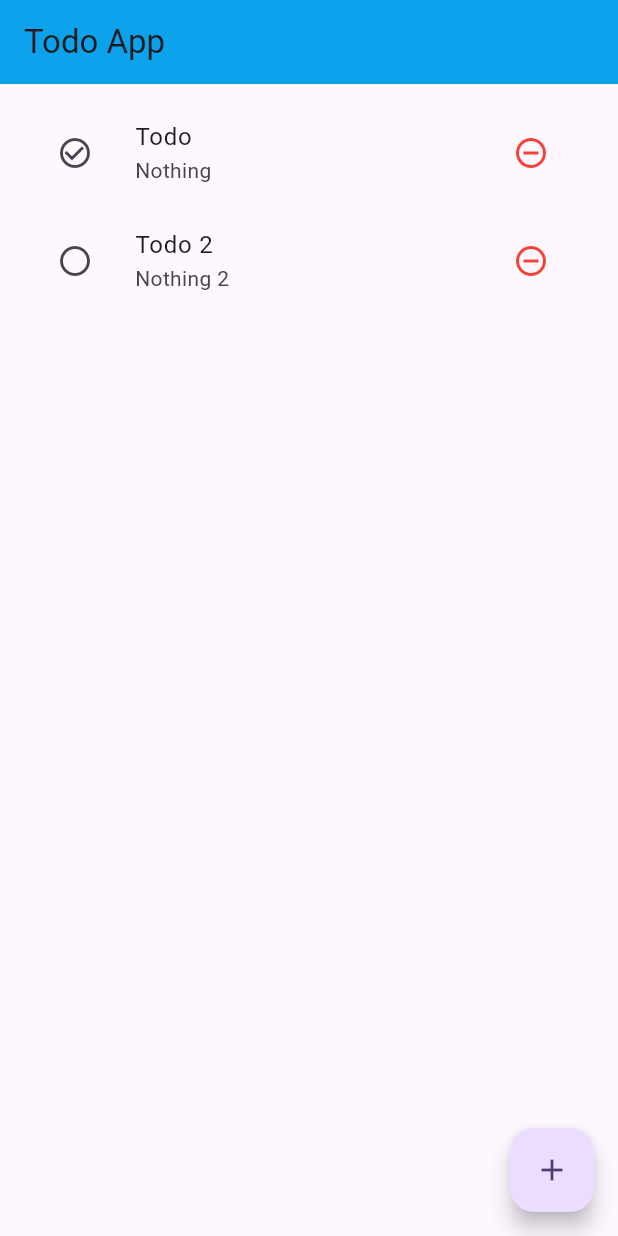
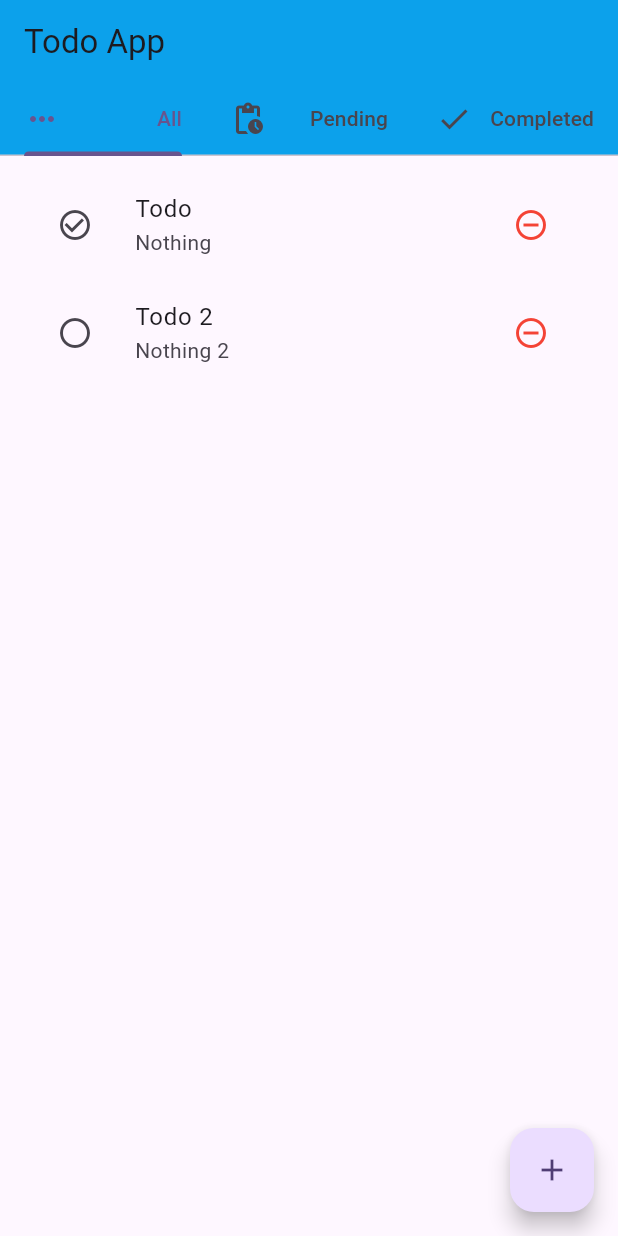
Before and after one commit to Amir-Hossin-pr/Todo_BloC, a Flutter app: the screen it shows after launch, after a tap on the "circle" icon, on a phone screen of 412 x 824 dp. Run offline on Flutter 3.47's test engine with Material 2 defaults, Android fonts, the phone set to English and light mode, and no system bars; our stand-ins replace bloc, equatable, flutter_bloc.

Commit message:
Update index.dart

```diff
--- a/todo/lib/pages/home/index.dart
+++ b/todo/lib/pages/home/index.dart
@@ -1,4 +1,7 @@
 import 'package:flutter/material.dart';
+import 'package:flutter_bloc/flutter_bloc.dart';
+import 'package:todo/bloc/todo_filter/todo_filter_bloc.dart';
+import 'package:todo/models/todo_filter.dart';
 import 'package:todo/pages/list/todos_list.dart';
 import 'package:todo/pages/upsert/upsert_todo.dart';
 
@@ -7,17 +10,56 @@ class HomeScreen extends StatelessWidget {
 
   @override
   Widget build(BuildContext context) {
-    return Scaffold(
+    return DefaultTabController(
+      length: 3,
+      child: Scaffold(
         appBar: AppBar(
           title: const Text('Todo App'),
           elevation: 4,
           backgroundColor: Colors.lightBlue,
+          bottom:
+              TabBar(onTap: (index) => _changeTab(context, index), tabs: const [
+            Tab(
+              child: Row(
+                mainAxisAlignment: MainAxisAlignment.spaceBetween,
+                children: [
+                  Icon(Icons.more_horiz),
+                  Text('All'),
+                ],
+              ),
+            ),
+            Tab(
+              child: Row(
+                mainAxisAlignment: MainAxisAlignment.spaceBetween,
+                children: [
+                  Icon(Icons.pending_actions),
+                  Text('Pending'),
+                ],
+              ),
+            ),
+            Tab(
+              child: Row(
+                mainAxisAlignment: MainAxisAlignment.spaceBetween,
+                children: [
+                  Icon(Icons.check),
+                  Text('Completed'),
+                ],
+              ),
+            )
+          ]),
         ),
         floatingActionButton: FloatingActionButton(
           onPressed: () => _addTodo(context),
           child: const Icon(Icons.add),
         ),
-      body: TodosListView(),
+        body: const TabBarView(
+          children: [
+            TodosListView(),
+            TodosListView(),
+            TodosListView(),
+          ],
+        ),
+      ),
     );
   }
 
@@ -28,4 +70,25 @@ class HomeScreen extends StatelessWidget {
           builder: (context) => UpsertTodoScreen(),
         ));
   }
+
+  void _changeTab(BuildContext context, int index) {
+    switch (index) {
+      case 0:
+        BlocProvider.of<TodoFilterBloc>(context).add(UpdateTodos(
+          todoFilter: TodoFilter.all,
+        ));
+        break;
+      case 1:
+        BlocProvider.of<TodoFilterBloc>(context).add(UpdateTodos(
+          todoFilter: TodoFilter.pending,
+        ));
+        break;
+      case 2:
+        BlocProvider.of<TodoFilterBloc>(context).add(UpdateTodos(
+          todoFilter: TodoFilter.completed,
+        ));
+        break;
+      default:
     }
+  }
+}
```
Lines whose indentation alone changed are shown as unchanged.
